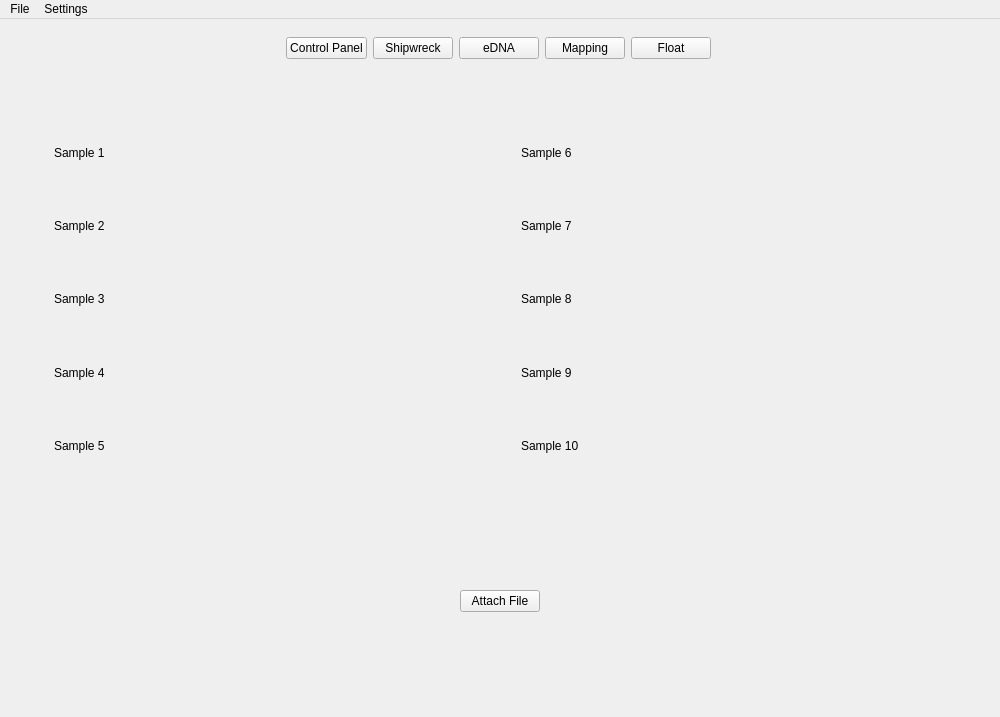
The window that ui/main4.1-test.ui (jorelaustin/GUI-for-ROV-Mate-2025) describes before a commit, drawn with Qt 5.
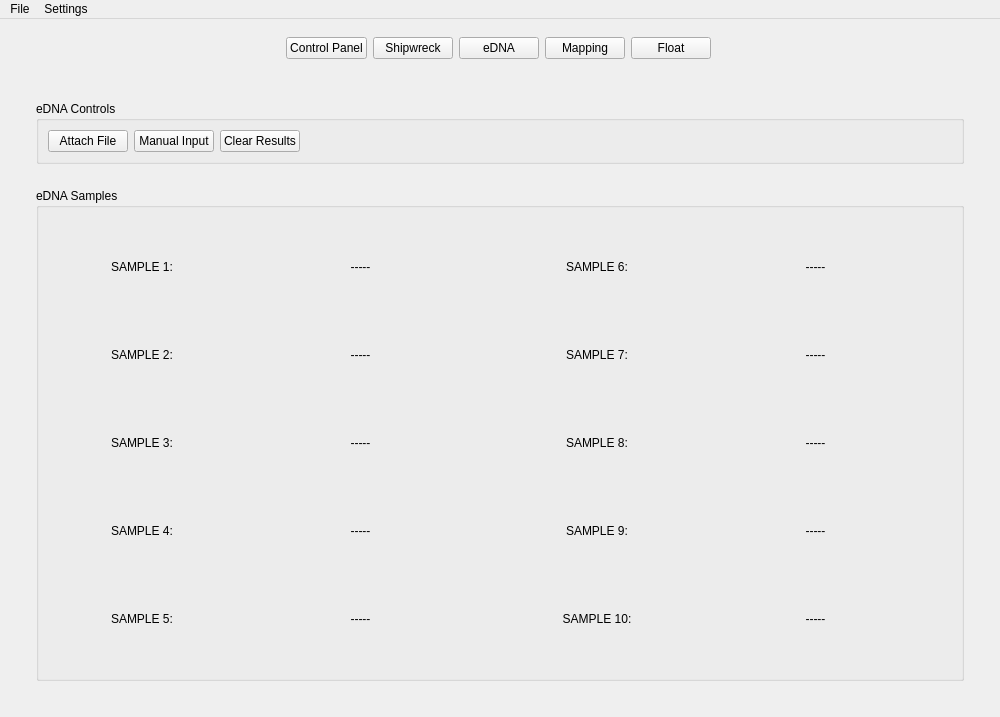
The same window after the commit. The open tabs and pages were chosen to show the change.

Patch:
```diff
--- a/ui/main4.1-test.ui
+++ b/ui/main4.1-test.ui
@@ -703,243 +703,284 @@
       <widget class="QWidget" name="eDNA_panel_page">
        <layout class="QGridLayout" name="gridLayout_12">
         <item row="0" column="0">
-         <widget class="QWidget" name="widget" native="true">
-          <layout class="QVBoxLayout" name="verticalLayout_2" stretch="70,30">
+         <widget class="QWidget" name="eDNA_panel_page_tab" native="true">
+          <layout class="QVBoxLayout" name="verticalLayout_2" stretch="0,70">
            <item>
-            <widget class="QWidget" name="eDNA_samples" native="true">
+            <widget class="QWidget" name="eDNA_button_panel" native="true">
+             <layout class="QHBoxLayout" name="horizontalLayout_4">
+              <item>
+               <widget class="QGroupBox" name="eDNA_button_panel_groupbox">
+                <property name="title">
+                 <string>eDNA Controls</string>
+                </property>
+                <layout class="QHBoxLayout" name="horizontalLayout_10" stretch="8,8,8,74">
+                 <item>
+                  <widget class="QPushButton" name="attachFileEDNA">
+                   <property name="text">
+                    <string>Attach File</string>
+                   </property>
+                  </widget>
+                 </item>
+                 <item>
+                  <widget class="QPushButton" name="eDNAFailsafeButton">
+                   <property name="text">
+                    <string>Manual Input</string>
+                   </property>
+                  </widget>
+                 </item>
+                 <item>
+                  <widget class="QPushButton" name="eDNAClearResultsButton">
+                   <property name="text">
+                    <string>Clear Results</string>
+                   </property>
+                  </widget>
+                 </item>
+                 <item>
+                  <spacer name="horizontalSpacer_15">
+                   <property name="orientation">
+                    <enum>Qt::Horizontal</enum>
+                   </property>
+                   <property name="sizeHint" stdset="0">
+                    <size>
+                     <width>40</width>
+                     <height>20</height>
+                    </size>
+                   </property>
+                  </spacer>
+                 </item>
+                </layout>
+               </widget>
+              </item>
+             </layout>
+            </widget>
+           </item>
+           <item>
+            <widget class="QWidget" name="eDNA_samples_panel" native="true">
              <layout class="QHBoxLayout" name="horizontalLayout_5">
               <item>
-               <widget class="QWidget" name="eDNA_sample_1" native="true">
-                <layout class="QGridLayout" name="gridLayout_17" columnstretch="70,30">
-                 <item row="0" column="0">
-                  <widget class="QWidget" name="eDNA_label_1" native="true">
-                   <layout class="QGridLayout" name="gridLayout_19" columnstretch="40,60">
-                    <item row="1" column="1">
-                     <widget class="QLabel" name="sample2Label">
-                      <property name="text">
-                       <string/>
-                      </property>
-                     </widget>
-                    </item>
+               <widget class="QGroupBox" name="eDNA_samples_panel_groupbox">
+                <property name="title">
+                 <string>eDNA Samples</string>
+                </property>
+                <layout class="QHBoxLayout" name="horizontalLayout_9">
+                 <item>
+                  <widget class="QWidget" name="widget_2" native="true">
+                   <layout class="QGridLayout" name="gridLayout_16" columnstretch="40,60">
                     <item row="0" column="0">
-                     <widget class="QLabel" name="label_5">
+                     <widget class="QLabel" name="label_4">
                       <property name="text">
-                       <string>Sample 1</string>
+                       <string>SAMPLE 1:</string>
                       </property>
-                     </widget>
-                    </item>
-                    <item row="2" column="0">
-                     <widget class="QLabel" name="label_9">
-                      <property name="text">
-                       <string>Sample 3</string>
-                      </property>
-                     </widget>
-                    </item>
-                    <item row="1" column="0">
-                     <widget class="QLabel" name="label_7">
-                      <property name="text">
-                       <string>Sample 2</string>
+                      <property name="alignment">
+                       <set>Qt::AlignCenter</set>
                       </property>
                      </widget>
                     </item>
                     <item row="0" column="1">
                      <widget class="QLabel" name="sample1Label">
                       <property name="text">
-                       <string/>
+                       <string>-----</string>
+                      </property>
+                      <property name="alignment">
+                       <set>Qt::AlignCenter</set>
+                      </property>
+                     </widget>
+                    </item>
+                    <item row="1" column="0">
+                     <widget class="QLabel" name="label_5">
+                      <property name="text">
+                       <string>SAMPLE 2:</string>
+                      </property>
+                      <property name="alignment">
+                       <set>Qt::AlignCenter</set>
+                      </property>
+                     </widget>
+                    </item>
+                    <item row="1" column="1">
+                     <widget class="QLabel" name="sample2Label">
+                      <property name="text">
+                       <string>-----</string>
+                      </property>
+                      <property name="alignment">
+                       <set>Qt::AlignCenter</set>
                       </property>
                      </widget>
                     </item>
                     <item row="2" column="1">
                      <widget class="QLabel" name="sample3Label">
                       <property name="text">
-                       <string/>
+                       <string>-----</string>
+                      </property>
+                      <property name="alignment">
+                       <set>Qt::AlignCenter</set>
                       </property>
                      </widget>
                     </item>
-                    <item row="3" column="0">
-                     <widget class="QLabel" name="label_11">
+                    <item row="4" column="0">
+                     <widget class="QLabel" name="label_7">
                       <property name="text">
-                       <string>Sample 4</string>
+                       <string>SAMPLE 4:</string>
+                      </property>
+                      <property name="alignment">
+                       <set>Qt::AlignCenter</set>
                       </property>
                      </widget>
                     </item>
-                    <item row="3" column="1">
+                    <item row="4" column="1">
                      <widget class="QLabel" name="sample4Label">
                       <property name="text">
-                       <string/>
+                       <string>-----</string>
+                      </property>
+                      <property name="alignment">
+                       <set>Qt::AlignCenter</set>
                       </property>
                      </widget>
                     </item>
-                    <item row="4" column="0">
-                     <widget class="QLabel" name="label_13">
+                    <item row="5" column="0">
+                     <widget class="QLabel" name="label_8">
                       <property name="text">
-                       <string>Sample 5</string>
+                       <string>SAMPLE 5:</string>
+                      </property>
+                      <property name="alignment">
+                       <set>Qt::AlignCenter</set>
                       </property>
                      </widget>
                     </item>
-                    <item row="4" column="1">
+                    <item row="5" column="1">
                      <widget class="QLabel" name="sample5Label">
                       <property name="text">
-                       <string/>
+                       <string>-----</string>
+                      </property>
+                      <property name="alignment">
+                       <set>Qt::AlignCenter</set>
+                      </property>
+                     </widget>
+                    </item>
+                    <item row="2" column="0">
+                     <widget class="QLabel" name="label_6">
+                      <property name="text">
+                       <string>SAMPLE 3:</string>
+                      </property>
+                      <property name="alignment">
+                       <set>Qt::AlignCenter</set>
                       </property>
                      </widget>
                     </item>
                    </layout>
                   </widget>
                  </item>
-                 <item row="0" column="1">
-                  <spacer name="horizontalSpacer_16">
-                   <property name="orientation">
-                    <enum>Qt::Horizontal</enum>
-                   </property>
-                   <property name="sizeHint" stdset="0">
-                    <size>
-                     <width>40</width>
-                     <height>20</height>
-                    </size>
-                   </property>
-                  </spacer>
-                 </item>
-                </layout>
-               </widget>
-              </item>
-              <item>
-               <widget class="QWidget" name="eDNA_sample_2" native="true">
-                <layout class="QGridLayout" name="gridLayout_18" columnstretch="70,30">
-                 <item row="0" column="0">
-                  <widget class="QWidget" name="eDNA_label_2" native="true">
-                   <layout class="QGridLayout" name="gridLayout_20" columnstretch="40,60">
+                 <item>
+                  <widget class="QWidget" name="widget_3" native="true">
+                   <layout class="QGridLayout" name="gridLayout_17" columnstretch="40,60">
                     <item row="0" column="0">
-                     <widget class="QLabel" name="label_16">
+                     <widget class="QLabel" name="label_15">
                       <property name="text">
-                       <string>Sample 6</string>
+                       <string>SAMPLE 6:</string>
+                      </property>
+                      <property name="alignment">
+                       <set>Qt::AlignCenter</set>
                       </property>
                      </widget>
                     </item>
-                    <item row="4" column="1">
-                     <widget class="QLabel" name="sample10Label">
+                    <item row="0" column="1">
+                     <widget class="QLabel" name="sample6Label">
                       <property name="text">
-                       <string/>
+                       <string>-----</string>
+                      </property>
+                      <property name="alignment">
+                       <set>Qt::AlignCenter</set>
                       </property>
                      </widget>
                     </item>
                     <item row="1" column="0">
                      <widget class="QLabel" name="label_17">
                       <property name="text">
-                       <string>Sample 7</string>
+                       <string>SAMPLE 7:</string>
                       </property>
+                      <property name="alignment">
+                       <set>Qt::AlignCenter</set>
+                      </property>
                      </widget>
                     </item>
-                    <item row="3" column="0">
+                    <item row="1" column="1">
+                     <widget class="QLabel" name="sample7Label">
+                      <property name="text">
+                       <string>-----</string>
+                      </property>
+                      <property name="alignment">
+                       <set>Qt::AlignCenter</set>
+                      </property>
+                     </widget>
+                    </item>
+                    <item row="2" column="0">
                      <widget class="QLabel" name="label_19">
                       <property name="text">
-                       <string>Sample 9</string>
+                       <string>SAMPLE 8:</string>
                       </property>
-                     </widget>
-                    </item>
-                    <item row="2" column="0">
-                     <widget class="QLabel" name="label_18">
-                      <property name="text">
-                       <string>Sample 8</string>
-                      </property>
-                     </widget>
-                    </item>
-                    <item row="4" column="0">
-                     <widget class="QLabel" name="label_20">
-                      <property name="text">
-                       <string>Sample 10</string>
-                      </property>
-                     </widget>
-                    </item>
-                    <item row="3" column="1">
-                     <widget class="QLabel" name="sample9Label">
-                      <property name="text">
-                       <string/>
+                      <property name="alignment">
+                       <set>Qt::AlignCenter</set>
                       </property>
                      </widget>
                     </item>
                     <item row="2" column="1">
                      <widget class="QLabel" name="sample8Label">
                       <property name="text">
-                       <string/>
+                       <string>-----</string>
                       </property>
+                      <property name="alignment">
+                       <set>Qt::AlignCenter</set>
+                      </property>
                      </widget>
                     </item>
-                    <item row="1" column="1">
-                     <widget class="QLabel" name="sample7Label">
+                    <item row="3" column="0">
+                     <widget class="QLabel" name="label_21">
                       <property name="text">
-                       <string/>
+                       <string>SAMPLE 9:</string>
                       </property>
+                      <property name="alignment">
+                       <set>Qt::AlignCenter</set>
+                      </property>
                      </widget>
                     </item>
-                    <item row="0" column="1">
-                     <widget class="QLabel" name="sample6Label">
+                    <item row="3" column="1">
+                     <widget class="QLabel" name="sample9Label">
                       <property name="text">
-                       <string/>
+                       <string>-----</string>
+                      </property>
+                      <property name="alignment">
+                       <set>Qt::AlignCenter</set>
+                      </property>
+                     </widget>
+                    </item>
+                    <item row="4" column="0">
+                     <widget class="QLabel" name="label_22">
+                      <property name="text">
+                       <string>SAMPLE 10:</string>
+                      </property>
+                      <property name="alignment">
+                       <set>Qt::AlignCenter</set>
+                      </property>
+                     </widget>
+                    </item>
+                    <item row="4" column="1">
+                     <widget class="QLabel" name="sample10Label">
+                      <property name="text">
+                       <string>-----</string>
+                      </property>
+                      <property name="alignment">
+                       <set>Qt::AlignCenter</set>
                       </property>
                      </widget>
                     </item>
                    </layout>
                   </widget>
                  </item>
-                 <item row="0" column="1">
-                  <spacer name="horizontalSpacer_17">
-                   <property name="orientation">
-                    <enum>Qt::Horizontal</enum>
-                   </property>
-                   <property name="sizeHint" stdset="0">
-                    <size>
-                     <width>40</width>
-                     <height>20</height>
-                    </size>
-                   </property>
-                  </spacer>
-                 </item>
                 </layout>
                </widget>
               </item>
              </layout>
             </widget>
            </item>
-           <item>
-            <widget class="QWidget" name="eDNA_button_panel" native="true">
-             <layout class="QHBoxLayout" name="horizontalLayout_4">
-              <item>
-               <spacer name="horizontalSpacer_14">
-                <property name="orientation">
-                 <enum>Qt::Horizontal</enum>
-                </property>
-                <property name="sizeHint" stdset="0">
-                 <size>
-                  <width>418</width>
-                  <height>20</height>
-                 </size>
-                </property>
-               </spacer>
-              </item>
-              <item>
-               <widget class="QPushButton" name="attachFileEDNA">
-                <property name="text">
-                 <string>Attach File</string>
-                </property>
-               </widget>
-              </item>
-              <item>
-               <spacer name="horizontalSpacer_15">
-                <property name="orientation">
-                 <enum>Qt::Horizontal</enum>
-                </property>
-                <property name="sizeHint" stdset="0">
-                 <size>
-                  <width>417</width>
-                  <height>20</height>
-                 </size>
-                </property>
-               </spacer>
-              </item>
-             </layout>
-            </widget>
-           </item>
           </layout>
          </widget>
         </item>
```
Left out of the diff: 2 changed lines with no effect on the pictures.
